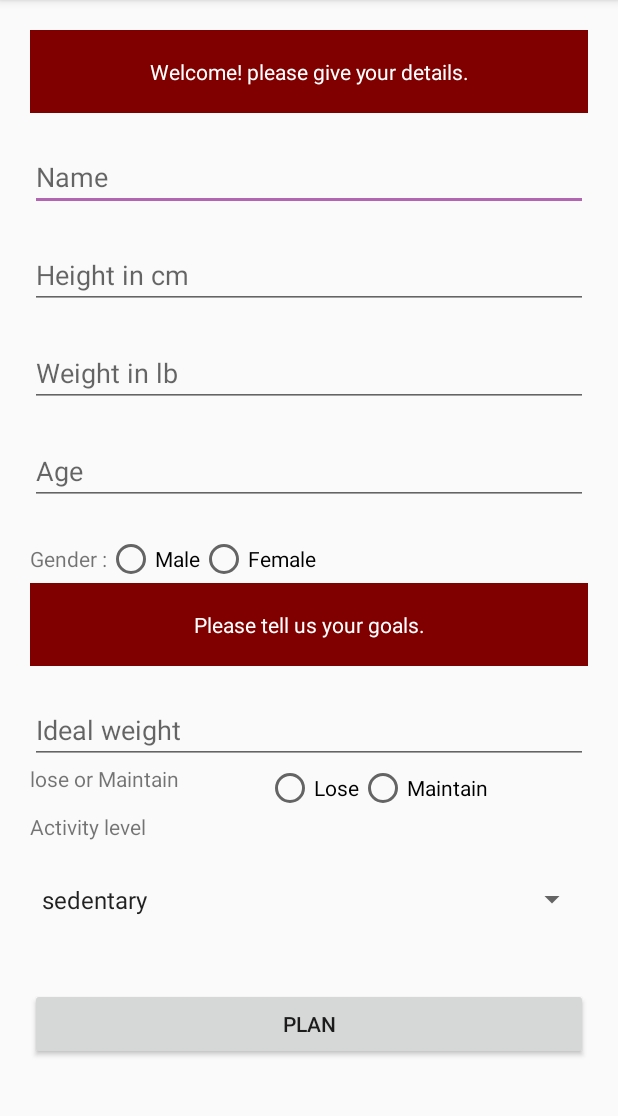
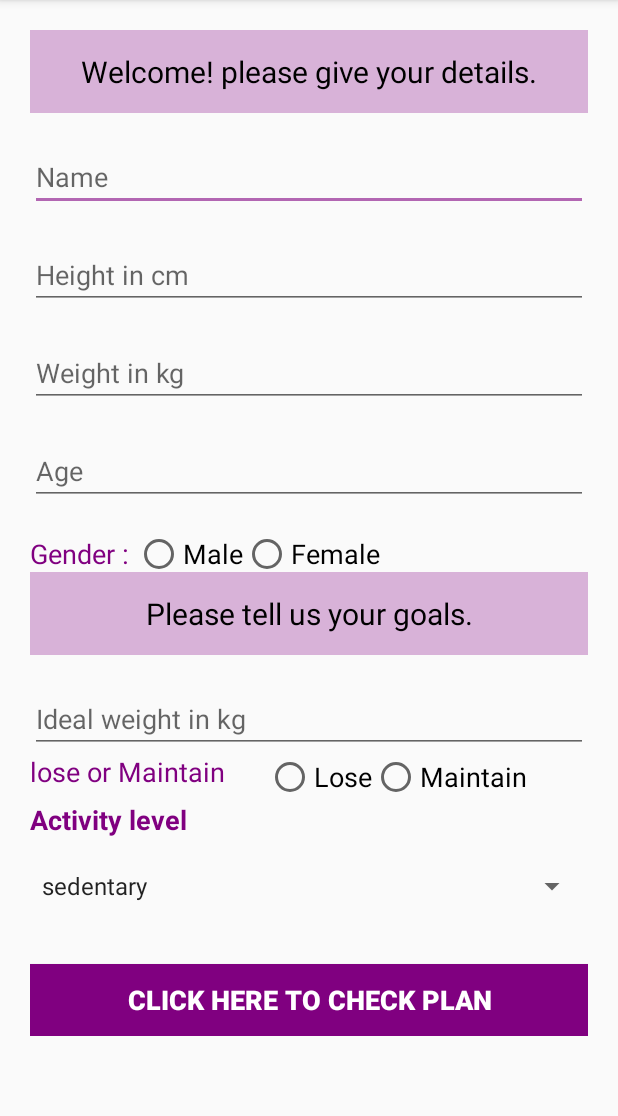
Before and after one commit to markscottUWS/MNSAProject, an Android app: the DetailsActivity screen opened directly, with no data from a screen before it, on a phone screen of 412 x 824 dp, the part 84-1200 px from its top. Run offline under Robolectric (Android 15) with nearby library versions, the phone set to English and light mode, and no system bars.

Commit message:
cleaned up code
even spacing and deleted redundant code

```diff
--- a/app/src/main/java/uk/ac/uws/mnsaproject/DetailsActivity.java
+++ b/app/src/main/java/uk/ac/uws/mnsaproject/DetailsActivity.java
@@ -16,9 +16,7 @@ import android.widget.RadioButton;
 import android.widget.RadioGroup;
 import android.widget.Spinner;
 import android.widget.Toast;
-
 import java.util.Calendar;
-
 
 public class DetailsActivity extends AppCompatActivity implements View.OnClickListener, AdapterView.OnItemSelectedListener {
 
@@ -34,7 +32,6 @@ public class DetailsActivity extends AppCompatActivity implements View.OnClickLi
     protected void onCreate(Bundle savedInstanceState) {
         super.onCreate(savedInstanceState);
         setContentView(R.layout.details_page_activity_main);
-
 
         //Bind views with their ids
         bindViews();
@@ -63,11 +60,13 @@ public class DetailsActivity extends AppCompatActivity implements View.OnClickLi
         expectRadioGroup=(RadioGroup)findViewById(R.id.expect_radiogroup);
         registerButton=(Button)findViewById(R.id.register_button);
         spinner=(Spinner)findViewById(R.id.spinner);
+
     }
 
     private void setViewActions() {
         ageEdittext.setOnClickListener(this);
         registerButton.setOnClickListener(this);
+
     }
 
     private void prepareDatePickerDialog() {
@@ -87,6 +86,7 @@ public class DetailsActivity extends AppCompatActivity implements View.OnClickLi
                 datePickerDialog.dismiss();
             }
         },calendar.get(Calendar.YEAR),calendar.get(Calendar.MONTH),calendar.get(Calendar.DAY_OF_MONTH));
+
     }
 
     private void showToastWithFormValues() {
@@ -111,9 +111,8 @@ public class DetailsActivity extends AppCompatActivity implements View.OnClickLi
         //Check all fields
         if(!name.equals("")&&!height.equals("")&&!weight.equals("")&&!ideal.equals("")&&!age.equals("")&&!gender.equals("")){
 
-
             //Everything allright
-            Toast.makeText(this,getResources().getString(R.string.here_is_values,("\nname:"+name+"\nheight:"+height+"\nEmail:"+weight+"\nage:"+age+"\nGender:"+gender)),Toast.LENGTH_SHORT).show();
+            Toast.makeText(this,getResources().getString(R.string.here_is_values,("\nname:"+name+"\nheight:"+height+"\nweight:"+weight+"\nage:"+age+"\nGender:"+gender)),Toast.LENGTH_SHORT).show();
             SharedPreferences.Editor editor = prefs.edit();
             editor.putString(SharedPrefsKeys.nameKey, name);
             editor.putString(SharedPrefsKeys.heightKey, height);
@@ -158,6 +157,5 @@ public class DetailsActivity extends AppCompatActivity implements View.OnClickLi
 
     @Override
     public void onNothingSelected(AdapterView<?> parent) {
-
     }
 }
--- a/app/src/main/res/layout/details_page_activity_main.xml
+++ b/app/src/main/res/layout/details_page_activity_main.xml
@@ -1,6 +1,7 @@
 <?xml version="1.0" encoding="utf-8"?>
 <ScrollView xmlns:android="http://schemas.android.com/apk/res/android"
     xmlns:app="http://schemas.android.com/apk/res-auto"
+    xmlns:tools="http://schemas.android.com/tools"
     android:layout_width="match_parent"
     android:layout_height="match_parent">
 
@@ -14,10 +15,11 @@
             android:id="@+id/textView"
             android:layout_width="match_parent"
             android:layout_height="55dp"
-            android:background="#800000"
+            android:background="#d8b2d8"
             android:gravity="center"
             android:text="@string/register_form_text"
-            android:textColor="#FFFFFF" />
+            android:textColor="@android:color/black"
+            android:textSize="20sp" />
 
         <EditText
             android:id="@+id/name_edittext"
@@ -58,27 +60,31 @@
             android:orientation="horizontal">
 
             <TextView
-                android:layout_width="wrap_content"
+                android:layout_width="70dp"
                 android:layout_height="wrap_content"
-                android:text="@string/gender" />
+                android:text="@string/gender"
+                android:textColor="#800080"
+                android:textSize="18sp" />
 
             <RadioGroup
                 android:id="@+id/gender_radiogroup"
                 android:layout_width="wrap_content"
-                android:layout_height="wrap_content"
+                android:layout_height="match_parent"
                 android:orientation="horizontal">
 
                 <RadioButton
                     android:id="@+id/male"
                     android:layout_width="wrap_content"
                     android:layout_height="wrap_content"
-                    android:text="@string/male" />
+                    android:text="@string/male"
+                    android:textSize="18sp" />
 
                 <RadioButton
                     android:id="@+id/female"
                     android:layout_width="wrap_content"
                     android:layout_height="wrap_content"
-                    android:text="@string/female" />
+                    android:text="@string/female"
+                    android:textSize="18sp" />
 
             </RadioGroup>
 
@@ -88,10 +94,11 @@
             android:id="@+id/textview2"
             android:layout_width="match_parent"
             android:layout_height="55dp"
-            android:background="#800000"
+            android:background="#d8b2d8"
             android:gravity="center"
             android:text="@string/tellus"
-            android:textColor="#FFFFFF" />
+            android:textColor="#000000"
+            android:textSize="20sp" />
 
         <EditText
             android:id="@+id/ideal_edittext"
@@ -112,7 +119,9 @@
                 android:layout_height="match_parent"
                 android:layout_weight="1"
                 android:hint="lose or maintain"
-                android:text="lose or Maintain" />
+                android:text="lose or Maintain"
+                android:textColor="#800080"
+                android:textSize="18sp" />
 
             <RadioGroup
                 android:id="@+id/expect_radiogroup"
@@ -125,13 +134,15 @@
                     android:id="@+id/lose"
                     android:layout_width="wrap_content"
                     android:layout_height="wrap_content"
-                    android:text="@string/lose" />
+                    android:text="@string/lose"
+                    android:textSize="18sp" />
 
                 <RadioButton
                     android:id="@+id/Maintain"
                     android:layout_width="wrap_content"
                     android:layout_height="wrap_content"
-                    android:text="@string/maintain" />
+                    android:text="@string/maintain"
+                    android:textSize="18sp" />
 
             </RadioGroup>
         </LinearLayout>
@@ -145,12 +156,15 @@
                 android:id="@+id/textView6"
                 android:layout_width="match_parent"
                 android:layout_height="wrap_content"
-                android:text="Activity level" />
+                android:text="Activity level"
+                android:textColor="#800080"
+                android:textStyle="bold"
+                android:textSize="18sp" />
 
             <Spinner
                 android:id="@+id/spinner"
                 android:layout_width="match_parent"
-                android:layout_height="38dp"
+                android:layout_height="match_parent"
                 android:layout_marginTop="20dp"
                 android:layout_marginBottom="20dp" />
         </LinearLayout>
@@ -160,10 +174,14 @@
             android:layout_width="match_parent"
             android:layout_height="wrap_content"
             android:layout_marginTop="20dp"
+            android:background="#800080"
             android:gravity="center"
             android:paddingTop="10dp"
             android:paddingBottom="10dp"
-            android:text="@string/register" />
+            android:text="Click here to check plan"
+            android:textColor="@android:color/white"
+            android:textStyle="bold"
+            android:textSize="18sp" />
 
     </LinearLayout>
 
--- a/app/src/main/res/values/details_page_strings.xml
+++ b/app/src/main/res/values/details_page_strings.xml
@@ -2,9 +2,9 @@
     <string name="action_settings">Settings</string>
     <string name="name">Name</string>
     <string name="height">Height in cm</string>
-    <string name="ideal">Ideal weight</string>
+    <string name="ideal">Ideal weight in kg</string>
     <string name="password_again">Password Again</string>
-    <string name="weight">Weight in lb</string>
+    <string name="weight">Weight in kg</string>
     <string name="age">Age</string>
     <string name="gender">Gender : </string>
     <string name="male">Male</string>
```
